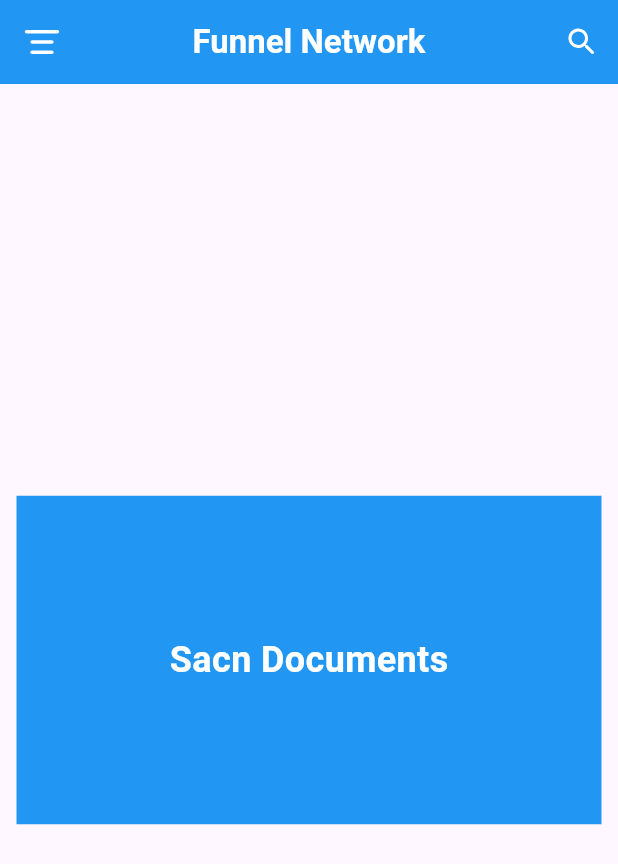
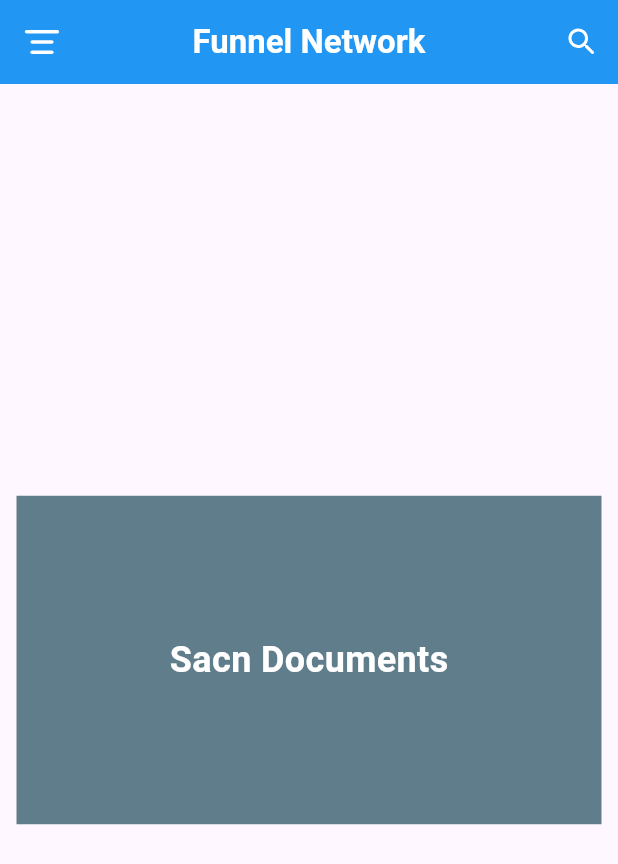
Before and after one commit to DoodleSquash/adityapractice1, a Flutter app: the screen it shows after launch, on a phone screen of 412 x 824 dp. Shown: the top 864 px of the screen. Run offline on Flutter 3.47's test engine with Material 3 defaults, Android fonts, the light colour scheme and no system bars; our stand-ins replace flutter_svg.

Commit message:
Update main.dart

```diff
--- a/lib/main.dart
+++ b/lib/main.dart
@@ -48,7 +48,7 @@ class MyApp extends StatelessWidget {
         ),
         body: Center(
           child: Container(
-            color: Colors.blue,
+            color: Colors.blueGrey,
             height: 219,
             width: 390,
             alignment: Alignment.center,
```
